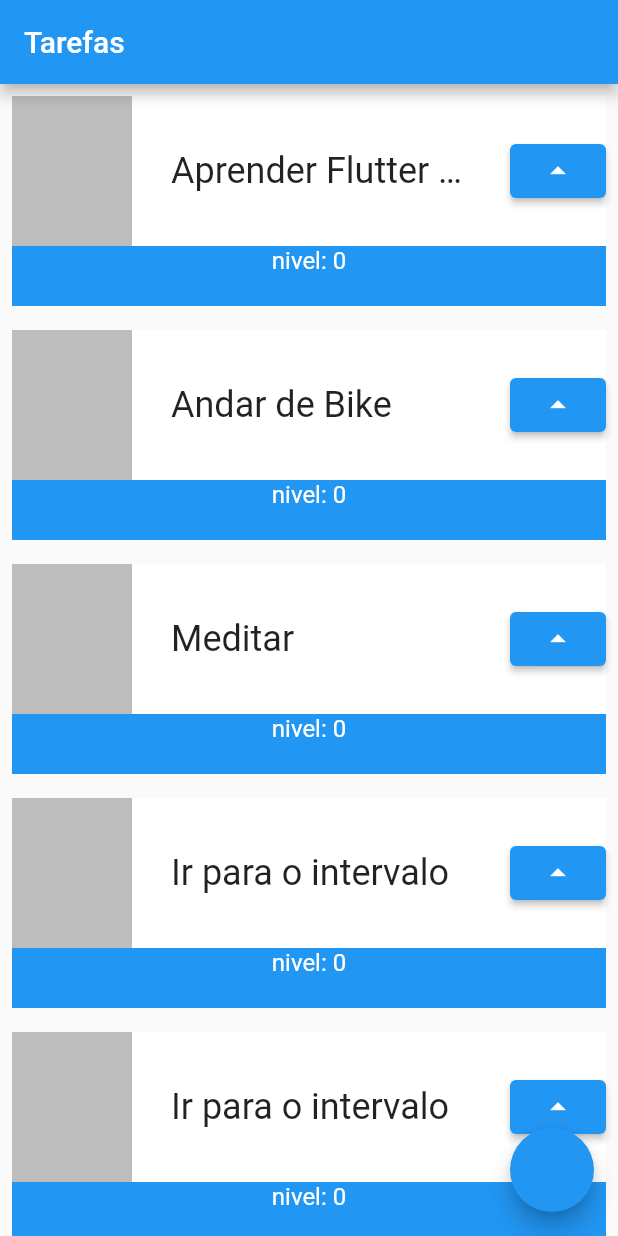
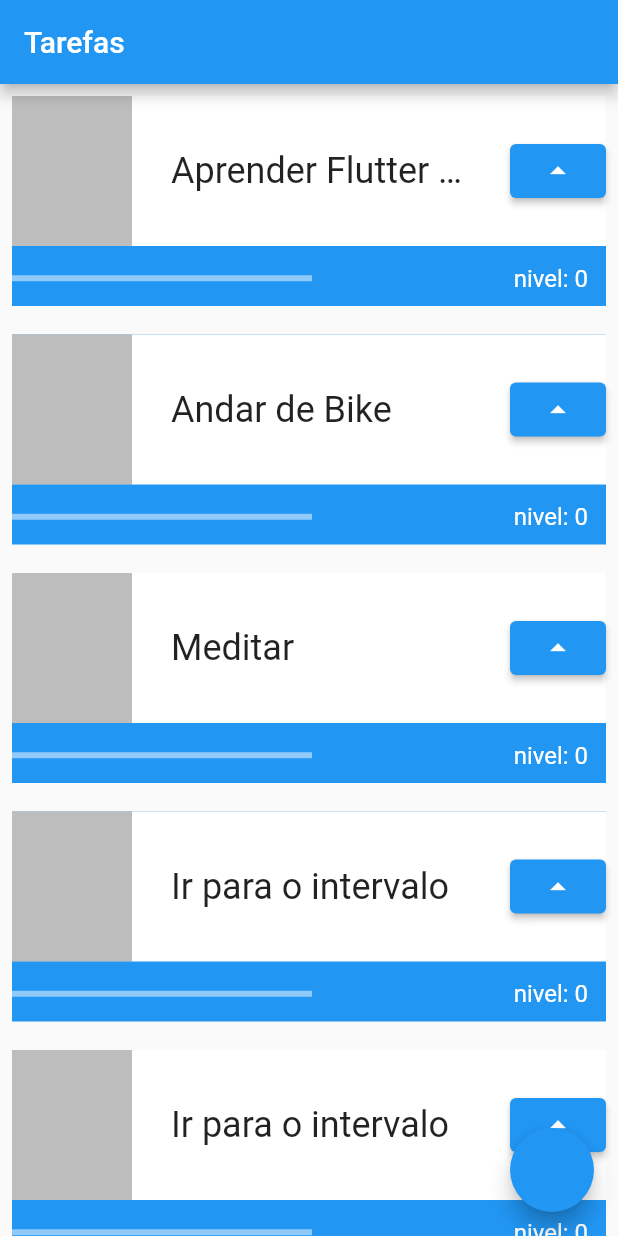
Before and after one commit to DiegoGenario93/Gerenciador-de-tarefas-flutter, a Flutter app: the screen it shows after launch, on a phone screen of 412 x 824 dp. Run offline on Flutter 3.47's test engine with Material 2 defaults, Android fonts, the phone set to English and light mode, and no system bars.

```diff
--- a/lib/main.dart
+++ b/lib/main.dart
@@ -22,7 +22,7 @@ class MyApp extends StatelessWidget {
 
         body: ListView(
           children: [
-            Task('Aprender Flutter com o Matheus o melhor'),
+            Task('Aprender Flutter no invervalo do curso'),
             Task('Andar de Bike'),
             Task('Meditar'),
             Task('Ir para o intervalo'),
@@ -91,7 +91,22 @@ class _TaskState extends State<Task> {
                     ],
                   ),
                 ),
-                Text('nivel: $nivel', style: TextStyle(color: Colors.white, fontSize: 16),)
+                Row(
+                  mainAxisAlignment: MainAxisAlignment.spaceBetween,
+                  children: [
+                    Container(
+                        child: LinearProgressIndicator(
+                          color: Colors.white,
+                          value: nivel/10,
+                        ),
+                      width: 200,
+                    ),
+                    Padding(
+                      padding: const EdgeInsets.all(12.0),
+                      child:Text('nivel: $nivel', style: TextStyle(color: Colors.white, fontSize: 16),),
+                      ),
+                  ],
+                )
               ],
             ),
 
```
